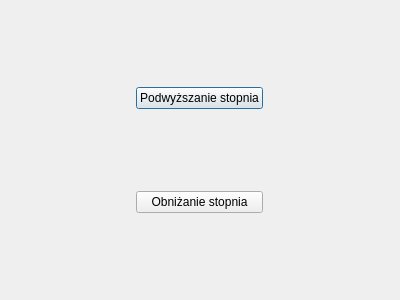
This is designs/bezier_curve_options_dialog.ui in dawidkostyszak/MMGK as Qt 5 draws it before an edit. The edited form follows.
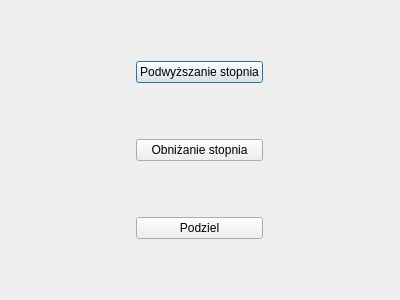
This is the edited form.

Commit message: Add split bezier curve into two new curves

The edit to the form file:
```diff
--- a/designs/bezier_curve_options_dialog.ui
+++ b/designs/bezier_curve_options_dialog.ui
@@ -43,6 +43,13 @@
      </property>
     </widget>
    </item>
+   <item row="2" column="0">
+    <widget class="QPushButton" name="split">
+     <property name="text">
+      <string>Podziel</string>
+     </property>
+    </widget>
+   </item>
   </layout>
  </widget>
  <resources/>
```
The commit also changes 3 other files.
